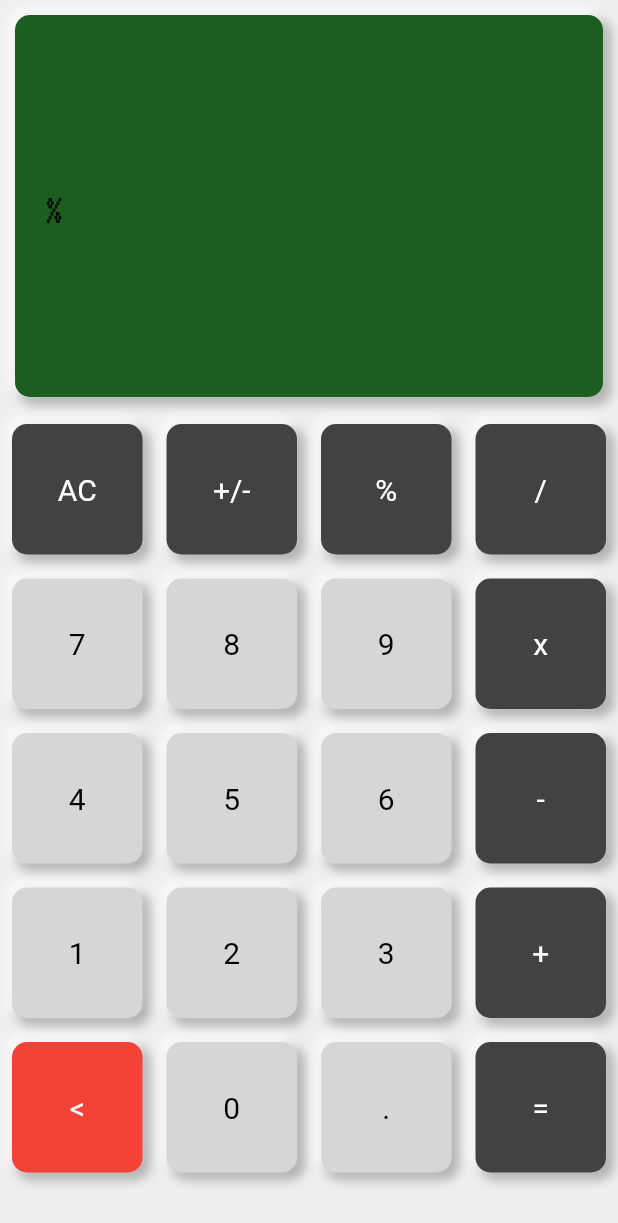
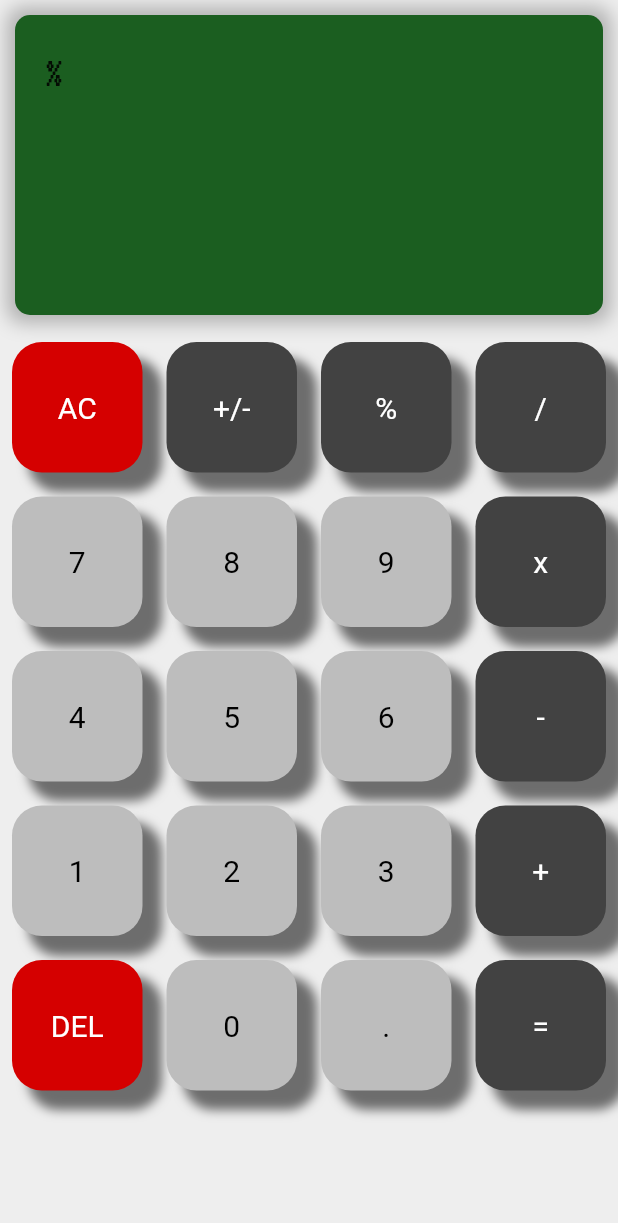
Before and after one commit to maciejdudek92/flutter-calc, a Flutter app: the screen it shows after launch, after a tap on an icon or button, on a phone screen of 412 x 824 dp. Shown: the top 1223 px of the screen. Run offline on Flutter 3.47's test engine with Material 2 defaults, Android fonts, the phone set to English and light mode, and no system bars; our stand-ins replace google_fonts, math_expressions.

Commit message:
update, times still not working

```diff
--- a/lib/buttons.dart
+++ /dev/null
@@ -1,91 +0,0 @@
-import 'package:flutter/material.dart';
-// import 'package:morphable_shape/morphable_shape.dart';
-
-class MyButton extends StatelessWidget {
-  final color;
-  final textColor;
-  final buttonText;
-  final buttonTapped;
-  bool _selected = true;
-
-  MyButton({
-    this.color,
-    this.textColor,
-    this.buttonText,
-    this.buttonTapped,
-  });
-
-  @override
-  Widget build(BuildContext context) {
-    return GestureDetector(
-      onTap: buttonTapped,
-      child: Padding(
-        padding: const EdgeInsets.all(8.0),
-        child: AnimatedContainer(
-          onEnd: () => _selected = true,
-          duration: Duration(milliseconds: 5000),
-          curve: Curves.fastOutSlowIn,
-          decoration: BoxDecoration(
-            borderRadius: BorderRadius.all(Radius.circular(20)),
-            color: color,
-            boxShadow: _selected
-                ? [
-                    BoxShadow(
-                      color: Colors.black26,
-                      blurRadius: 5,
-                      spreadRadius: 1,
-                      offset: Offset(4, 4),
-                    ),
-                    BoxShadow(
-                      color: Colors.white60,
-                      blurRadius: 5,
-                      spreadRadius: 1,
-                      offset: Offset(-4, -4),
-                    ),
-                  ]
-                : [],
-          ),
-          child: Container(
-            child: Center(
-              child: Text(
-                buttonText,
-                style: TextStyle(color: textColor, fontSize: 20),
-              ),
-            ),
-          ),
-        ),
-      ),
-    );
-  }
-}
-
-//widget
-// Widget build(BuildContext context) {
-//     return GestureDetector(
-//       onTap: buttonTapped,
-//       child: Padding(
-//         padding: const EdgeInsets.all(8.0),
-//         child: Container(
-//           decoration: BoxDecoration(
-//             borderRadius: BorderRadius.all(Radius.circular(250)),
-//             color: color,
-//             boxShadow: [
-//               BoxShadow(
-//                 color: Colors.grey,
-//                 spreadRadius: 5.0,
-//                 blurRadius: 2,
-//               ),
-//             ],
-//           ),
-//           child: Container(
-//             child: Center(
-//               child: Text(
-//                 buttonText,
-//                 style: TextStyle(color: textColor, fontSize: 20),
-//               ),
-//             ),
-//           ),
-//         ),
-//       ),
-//     );
-//   }
--- a/lib/logic.dart
+++ /dev/null
@@ -1,2 +0,0 @@
-import 'package:flutter/material.dart';
-import 'package:math_expressions/math_expressions.dart';
--- a/lib/main.dart
+++ b/lib/main.dart
@@ -1,5 +1,6 @@
+// ignore_for_file: prefer_const_constructors
+
 import 'package:flutter/material.dart';
-import 'package:fluttercalc/buttons.dart';
 import 'package:math_expressions/math_expressions.dart';
 import 'package:google_fonts/google_fonts.dart';
 
@@ -29,29 +30,127 @@ class _CalcAppState extends State<CalcApp> {
   var userEquation = "";
   var equationResult = "";
 
-  bool _selected = true;
-
-  final List<String> buttons = [
-    "AC",
-    "+/-",
-    "%",
-    "/",
-    "7",
-    "8",
-    "9",
-    "x",
-    "4",
-    "5",
-    "6",
-    "-",
-    "1",
-    "2",
-    "3",
-    "+",
-    "<",
-    "0",
-    ".",
-    "=",
+  List<Map> buttons = [
+    {
+      "title": "AC",
+      "selected": false,
+      "color": Colors.redAccent[700],
+      "textColor": Colors.white
+    },
+    {
+      "title": "+/-",
+      "selected": false,
+      "color": Colors.grey[800],
+      "textColor": Colors.white
+    },
+    {
+      "title": "%",
+      "selected": false,
+      "color": Colors.grey[800],
+      "textColor": Colors.white
+    },
+    {
+      "title": "/",
+      "selected": false,
+      "color": Colors.grey[800],
+      "textColor": Colors.white
+    },
+    {
+      "title": "7",
+      "selected": false,
+      "color": Colors.grey[400],
+      "textColor": Colors.black
+    },
+    {
+      "title": "8",
+      "selected": false,
+      "color": Colors.grey[400],
+      "textColor": Colors.black
+    },
+    {
+      "title": "9",
+      "selected": false,
+      "color": Colors.grey[400],
+      "textColor": Colors.black
+    },
+    {
+      "title": "x",
+      "selected": false,
+      "color": Colors.grey[800],
+      "textColor": Colors.white
+    },
+    {
+      "title": "4",
+      "selected": false,
+      "color": Colors.grey[400],
+      "textColor": Colors.black
+    },
+    {
+      "title": "5",
+      "selected": false,
+      "color": Colors.grey[400],
+      "textColor": Colors.black
+    },
+    {
+      "title": "6",
+      "selected": false,
+      "color": Colors.grey[400],
+      "textColor": Colors.black
+    },
+    {
+      "title": "-",
+      "selected": false,
+      "color": Colors.grey[800],
+      "textColor": Colors.white
+    },
+    {
+      "title": "1",
+      "selected": false,
+      "color": Colors.grey[400],
+      "textColor": Colors.black
+    },
+    {
+      "title": "2",
+      "selected": false,
+      "color": Colors.grey[400],
+      "textColor": Colors.black
+    },
+    {
+      "title": "3",
+      "selected": false,
+      "color": Colors.grey[400],
+      "textColor": Colors.black
+    },
+    {
+      "title": "+",
+      "selected": false,
+      "color": Colors.grey[800],
+      "textColor": Colors.white
+    },
+    {
+      "title": "DEL",
+      "selected": false,
+      "color": Colors.redAccent[700],
+      "textColor": Colors.white
+    },
+    {
+      "title": "0",
+      "selected": false,
+      "color": Colors.grey[400],
+      "textColor": Colors.black
+    },
+    {
+      "title": ".",
+      "selected": false,
+      "color": Colors.grey[400],
+      "textColor": Colors.black
+    },
+    {
+      "title": "=",
+      "selected": false,
+      "color": Colors.grey[800],
+      "textColor": Colors.white
+    },
   ];
 
   @override
@@ -61,8 +160,8 @@ class _CalcAppState extends State<CalcApp> {
         backgroundColor: Colors.grey[200],
         body: Column(
           children: <Widget>[
-            Expanded(
-              child: Container(
+            Container(
+              height: 200,
               margin: EdgeInsets.all(10.0),
               decoration: BoxDecoration(
                 borderRadius: BorderRadius.all(Radius.circular(10)),
@@ -70,24 +169,21 @@ class _CalcAppState extends State<CalcApp> {
                 boxShadow: [
                   BoxShadow(
                     color: Colors.black26,
-                      blurRadius: 5,
-                      spreadRadius: 1,
-                      offset: Offset(4, 4),
+                    blurRadius: 10,
+                    spreadRadius: 5,
+                    offset: Offset(0, 0),
                   ),
-                    BoxShadow(
-                      color: Colors.white60,
-                      blurRadius: 5,
-                      spreadRadius: 1,
-                      offset: Offset(-4, -4),
-                    ),
+                  // BoxShadow(
+                  //   color: Colors.white60,
+                  //   blurRadius: 5,
+                  //   spreadRadius: 1,
+                  //   offset: Offset(-4, -4),
+                  // ),
                 ],
               ),
               child: Column(
-                  mainAxisAlignment: MainAxisAlignment.end,
+                mainAxisAlignment: MainAxisAlignment.spaceEvenly,
                 children: <Widget>[
-                    // SizedBox(
-                    //   height: 50,
-                    // ),
                   Container(
                     padding: EdgeInsets.all(20),
                     alignment: Alignment.topLeft,
@@ -107,7 +203,7 @@ class _CalcAppState extends State<CalcApp> {
                       equationResult,
                       style: GoogleFonts.vt323(
                         textStyle: TextStyle(
-                            fontSize: 50,
+                          fontSize: 80,
                         ),
                       ),
                     ),
@@ -115,98 +211,64 @@ class _CalcAppState extends State<CalcApp> {
                 ],
               ),
             ),
-            ),
             Expanded(
               flex: 2,
               child: Container(
                 child: Center(
+                  child: Container(
                     child: GridView.builder(
                       itemCount: buttons.length,
                       gridDelegate: SliverGridDelegateWithFixedCrossAxisCount(
                           crossAxisCount: 4),
                       itemBuilder: (BuildContext context, int index) {
-                      //changed from MyButton class
                         return GestureDetector(
                           onTap: () {
                             setState(() {
-                            _selected = false;
-                          });
-
-                          if (!isOperator(buttons[index])) {
-                            setState(() {
-                              userEquation += buttons[index];
-                            });
-                          } else {
-                            if (buttons[index] == "AC") {
-                              setState(() {
+                              buttons[index]['selected'] = true;
+                              if (buttons[index]['title'] == "AC") {
                                 userEquation = userEquation.substring(0,
                                     userEquation.length - userEquation.length);
                                 equationResult = equationResult.substring(
                                     0,
                                     equationResult.length -
                                         equationResult.length);
-                              });
-                            } else if (buttons[index] == "<") {
-                              if (userEquation.length > 0) {
-                                setState(() {
+                              } else if (buttons[index]['title'] == "+/-") {
+                              } else if (buttons[index]['title'] == "DEL") {
                                 userEquation = userEquation.substring(
                                     0, userEquation.length - 1);
+                              } else if (buttons[index]['title'] == "=") {
+                                equalPressed();
+                              } else {
+                                userEquation += buttons[index]['title'];
+                              }
                             });
-                              }
-                            } else if (buttons[index] == "=") {
-                              setState(() {
-                                equalPressed();
-                              });
-                            } else {
-                              setState(() {
-                                userEquation += buttons[index];
-                              });
-                            }
-                          }
                           },
                           child: Padding(
                             padding: const EdgeInsets.all(8.0),
                             child: AnimatedContainer(
                               onEnd: () {
                                 setState(() {
-                                _selected = true;
+                                  buttons[index]['selected'] = false;
                                 });
                               },
-                            duration: Duration(milliseconds: 150),
-                            curve: Curves.linear,
+                              width: 80,
+                              height: 80,
+                              duration: Duration(milliseconds: 100),
+                              curve: Curves.fastOutSlowIn,
                               decoration: BoxDecoration(
                                 borderRadius:
-                                  BorderRadius.all(Radius.circular(10)),
-                              color: buttons[index] == "<"
-                                  ? Colors.red
-                                  : isOperator(buttons[index])
-                                      ? Colors.grey[800]
-                                      : Colors.grey[350],
-                              boxShadow: _selected
-                                  ? [
-                                      BoxShadow(
-                                        color: Colors.black26,
-                                        blurRadius: 5,
-                                        spreadRadius: 1,
-                                        offset: Offset(4, 4),
-                                      ),
-                                      BoxShadow(
-                                        color: Colors.white60,
-                                        blurRadius: 5,
-                                        spreadRadius: 1,
-                                        offset: Offset(-4, -4),
-                                      ),
-                                    ]
-                                  : [],
+                                    BorderRadius.all(Radius.circular(20)),
+                                color: buttons[index]['color'],
+                                boxShadow: buttons[index]['selected']
+                                    ? buttonShadow(false)
+                                    : buttonShadow(true),
                               ),
                               child: Container(
                                 child: Center(
                                   child: Text(
-                                  buttons[index],
+                                    buttons[index]['title'],
                                     style: TextStyle(
-                                      color: isOperator(buttons[index])
-                                          ? Colors.white
-                                          : Colors.black,
+                                        color: buttons[index]['textColor'],
                                         fontSize: 20),
                                   ),
                                 ),
@@ -214,49 +276,8 @@ class _CalcAppState extends State<CalcApp> {
                             ),
                           ),
                         );
-                      // return MyButton(
-                      //   buttonTapped: () {
-                      //     if (!isOperator(buttons[index])) {
-                      //       setState(() {
-                      //         userEquation += buttons[index];
-                      //       });
-                      //     } else {
-                      //       if (buttons[index] == "AC") {
-                      //         setState(() {
-                      //           userEquation = userEquation.substring(
-                      //               0, userEquation.length - userEquation.length);
-                      //           equationResult = equationResult.substring(
-                      //               0,
-                      //               equationResult.length -
-                      //                   equationResult.length);
-                      //         });
-                      //       } else if (buttons[index] == "<") {
-                      //         if (userEquation.length > 0) {
-                      //           setState(() {
-                      //             userEquation = userEquation.substring(
-                      //                 0, userEquation.length - 1);
-                      //           });
-                      //         }
-                      //       } else if (buttons[index] == "=") {
-                      //         setState(() {
-                      //           equalPressed();
-                      //         });
-                      //       } else {
-                      //         setState(() {
-                      //           userEquation += buttons[index];
-                      //         });
-                      //       }
-                      //     }
-                      //   },
-                      //   color: isOperator(buttons[index])
-                      //       ? Colors.grey[800]
-                      //       : Colors.grey[300],
-                      // textColor: isOperator(buttons[index])
-                      //     ? Colors.white
-                      //     : Colors.black,
-                      //   buttonText: buttons[index],
-                      // );
                       },
+                    ),
                   ),
                 ),
               ),
@@ -267,16 +288,8 @@ class _CalcAppState extends State<CalcApp> {
     );
   }
 
-  bool isOperator(String x) {
-    if (double.tryParse(x) == null && x != ".") {
-      return true;
-    }
-    return false;
-  }
-
   void equalPressed() {
     String equalResult = userEquation.replaceAll('x', '*');
-    print(equalResult);
 
     Parser p = Parser();
     Expression exp = p.parse(userEquation);
@@ -285,4 +298,19 @@ class _CalcAppState extends State<CalcApp> {
 
     equationResult = eval.toString();
   }
+
+  List<BoxShadow> buttonShadow(bool value) {
+    if (value) {
+      return [
+        BoxShadow(
+          color: Colors.black54,
+          blurRadius: 5,
+          spreadRadius: 1,
+          offset: Offset(12, 12),
+        ),
+      ];
+    } else {
+      return [];
     }
+  }
+}
--- a/pubspec.yaml
+++ b/pubspec.yaml
@@ -30,7 +30,6 @@ dependencies:
   flutter:
     sdk: flutter
   math_expressions: ^2.3.1
-  morphable_shape: ^1.6.4
   google_fonts: ^3.0.1
 
 
```
Also changed, not shown: pubspec.lock. Lines whose indentation alone changed are shown as unchanged.
